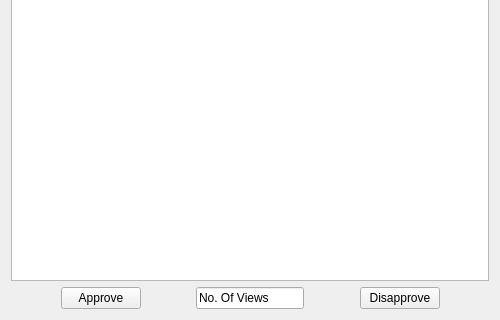
The window that notificationdialog.ui (hassan-kandil/DistImage) describes before a commit, drawn with Qt 5; both pictures show x 0 to 500 and y 180 to 500 of the 500 by 500 pixel window.
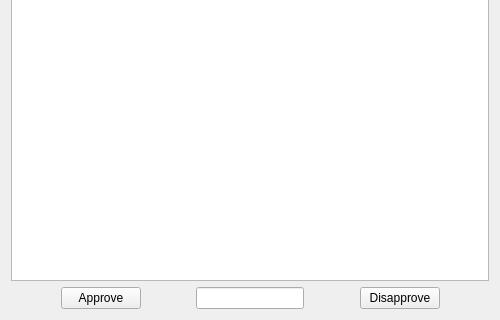
The same window after the commit.

What changed in the file:
```diff
--- a/notificationdialog.ui
+++ b/notificationdialog.ui
@@ -86,7 +86,7 @@
      <item>
       <widget class="QLineEdit" name="line_views">
        <property name="text">
-        <string>No. Of Views</string>
+        <string/>
        </property>
       </widget>
      </item>
```
